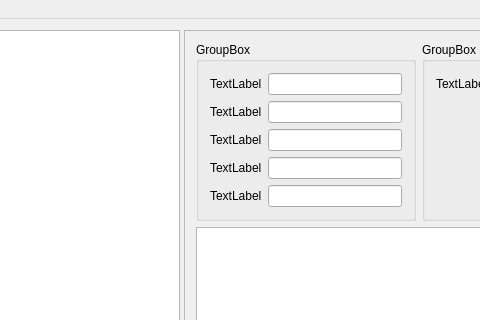
igoriok/domaincomparer, file MainWindow.ui: the form before one commit; both pictures show x 151 to 631 and y 0 to 320 of the 774 by 678 pixel window.
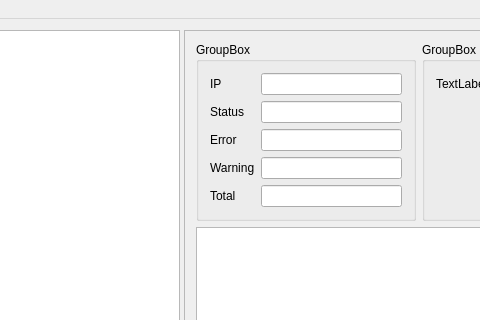
The form after the commit.

What changed in the file:
```diff
--- a/MainWindow.ui
+++ b/MainWindow.ui
@@ -44,21 +44,21 @@
            <item row="2" column="0">
             <widget class="QLabel" name="label">
              <property name="text">
-              <string>TextLabel</string>
+              <string>Error</string>
              </property>
             </widget>
            </item>
            <item row="3" column="0">
             <widget class="QLabel" name="label_2">
              <property name="text">
-              <string>TextLabel</string>
+              <string>Warning</string>
              </property>
             </widget>
            </item>
            <item row="4" column="0">
             <widget class="QLabel" name="label_3">
              <property name="text">
-              <string>TextLabel</string>
+              <string>Total</string>
              </property>
             </widget>
            </item>
@@ -74,7 +74,7 @@
            <item row="1" column="0">
             <widget class="QLabel" name="label_5">
              <property name="text">
-              <string>TextLabel</string>
+              <string>Status</string>
              </property>
             </widget>
            </item>
@@ -84,7 +84,7 @@
            <item row="0" column="0">
             <widget class="QLabel" name="label_6">
              <property name="text">
-              <string>TextLabel</string>
+              <string>IP</string>
              </property>
             </widget>
            </item>
```
